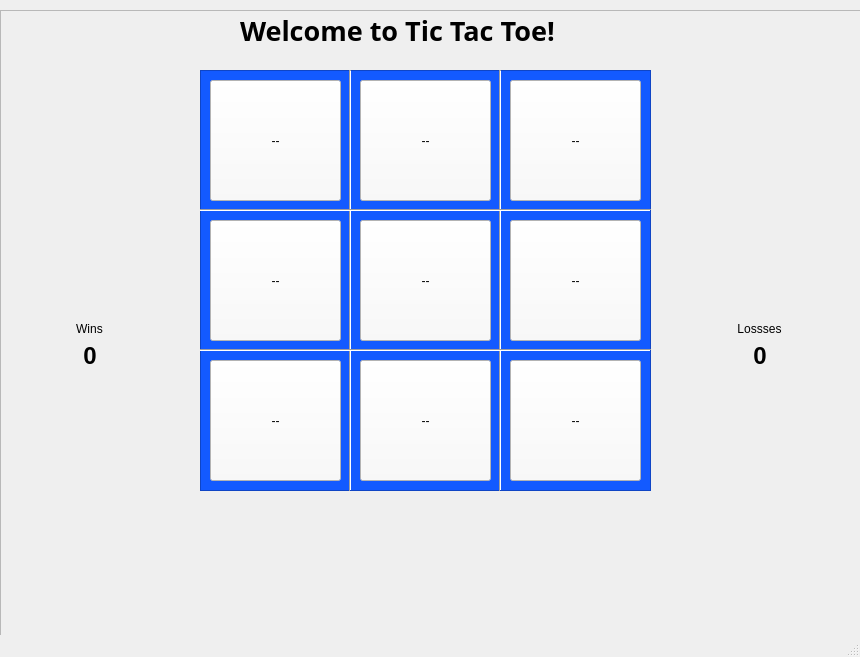
Ccepero/ticTacToe, file ticTacToeUI.ui: the form before one commit.
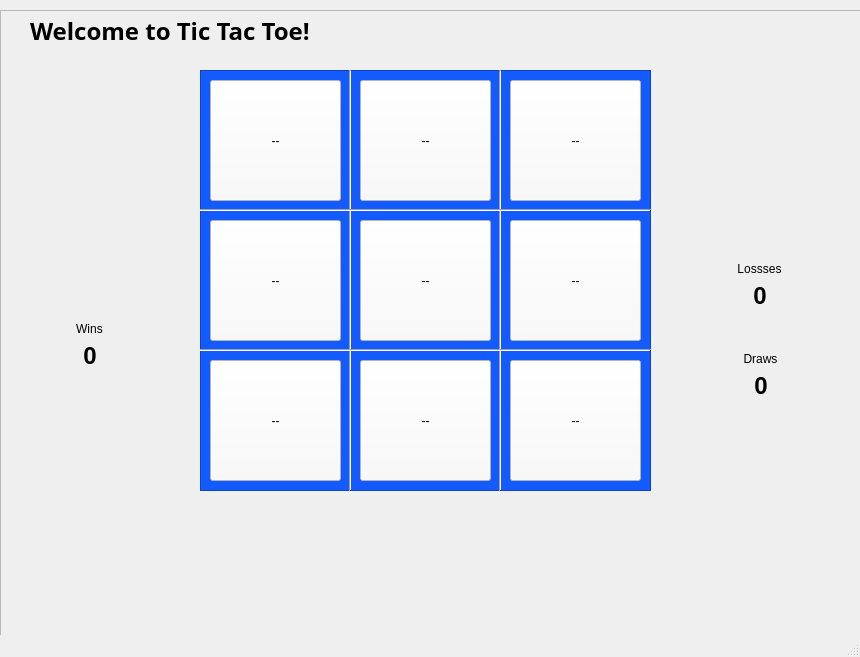
The form after the commit. Icons and pictures are not drawn.

Commit message: most recent changes: preferences button not working and draw triggers an imbalance in the way squares are pressed.

Patch:
```diff
--- a/ticTacToeUI.ui
+++ b/ticTacToeUI.ui
@@ -347,7 +347,7 @@
      <property name="geometry">
       <rect>
        <x>700</x>
-       <y>280</y>
+       <y>220</y>
        <width>119</width>
        <height>112</height>
       </rect>
@@ -451,16 +451,16 @@
     <widget class="QLabel" name="resultsLabel">
      <property name="geometry">
       <rect>
-       <x>240</x>
+       <x>30</x>
        <y>0</y>
-       <width>371</width>
+       <width>821</width>
        <height>41</height>
       </rect>
      </property>
      <property name="font">
       <font>
        <family>Yu Gothic UI Semibold</family>
-       <pointsize>20</pointsize>
+       <pointsize>18</pointsize>
        <weight>75</weight>
        <bold>true</bold>
       </font>
@@ -528,6 +528,111 @@
       </item>
      </layout>
     </widget>
+    <widget class="QWidget" name="layoutWidget_3">
+     <property name="geometry">
+      <rect>
+       <x>700</x>
+       <y>330</y>
+       <width>121</width>
+       <height>79</height>
+      </rect>
+     </property>
+     <layout class="QVBoxLayout" name="verticalLayout_8">
+      <item>
+       <spacer name="verticalSpacer_13">
+        <property name="orientation">
+         <enum>Qt::Vertical</enum>
+        </property>
+        <property name="sizeHint" stdset="0">
+         <size>
+          <width>20</width>
+          <height>13</height>
+         </size>
+        </property>
+       </spacer>
+      </item>
+      <item>
+       <layout class="QVBoxLayout" name="verticalLayout_9">
+        <item>
+         <widget class="QLabel" name="yourLossesLabel_2">
+          <property name="minimumSize">
+           <size>
+            <width>80</width>
+            <height>0</height>
+           </size>
+          </property>
+          <property name="text">
+           <string>Draws</string>
+          </property>
+          <property name="alignment">
+           <set>Qt::AlignCenter</set>
+          </property>
+         </widget>
+        </item>
+        <item>
+         <layout class="QHBoxLayout" name="horizontalLayout_8">
+          <item>
+           <spacer name="horizontalSpacer_14">
+            <property name="orientation">
+             <enum>Qt::Horizontal</enum>
+            </property>
+            <property name="sizeHint" stdset="0">
+             <size>
+              <width>40</width>
+              <height>20</height>
+             </size>
+            </property>
+           </spacer>
+          </item>
+          <item>
+           <widget class="QLabel" name="drawsLabel">
+            <property name="font">
+             <font>
+              <pointsize>18</pointsize>
+              <weight>75</weight>
+              <bold>true</bold>
+             </font>
+            </property>
+            <property name="text">
+             <string>0</string>
+            </property>
+            <property name="alignment">
+             <set>Qt::AlignCenter</set>
+            </property>
+           </widget>
+          </item>
+          <item>
+           <spacer name="horizontalSpacer_15">
+            <property name="orientation">
+             <enum>Qt::Horizontal</enum>
+            </property>
+            <property name="sizeHint" stdset="0">
+             <size>
+              <width>40</width>
+              <height>20</height>
+             </size>
+            </property>
+           </spacer>
+          </item>
+         </layout>
+        </item>
+       </layout>
+      </item>
+      <item>
+       <spacer name="verticalSpacer_14">
+        <property name="orientation">
+         <enum>Qt::Vertical</enum>
+        </property>
+        <property name="sizeHint" stdset="0">
+         <size>
+          <width>20</width>
+          <height>20</height>
+         </size>
+        </property>
+       </spacer>
+      </item>
+     </layout>
+    </widget>
    </widget>
   </widget>
   <widget class="QMenuBar" name="menubar">
```
The commit also changes 1 other file.
